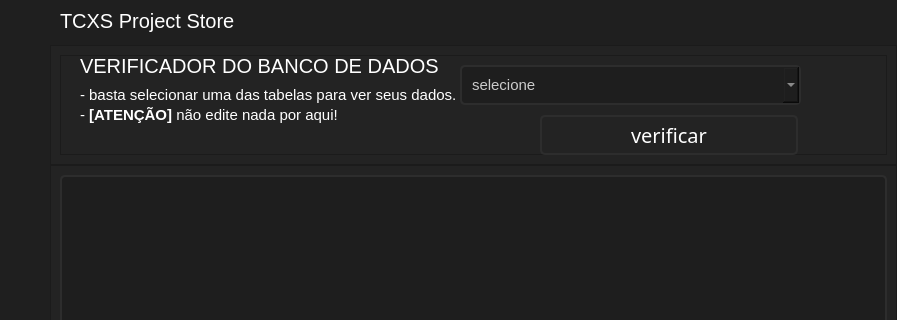
Before: the Qt Designer form mainwindow.ui in gorpo/TCXS-Project-Painel-Admin-PC, drawn with Qt 5; both pictures show x 0 to 897 and y 0 to 320 of the 897 by 710 pixel window.
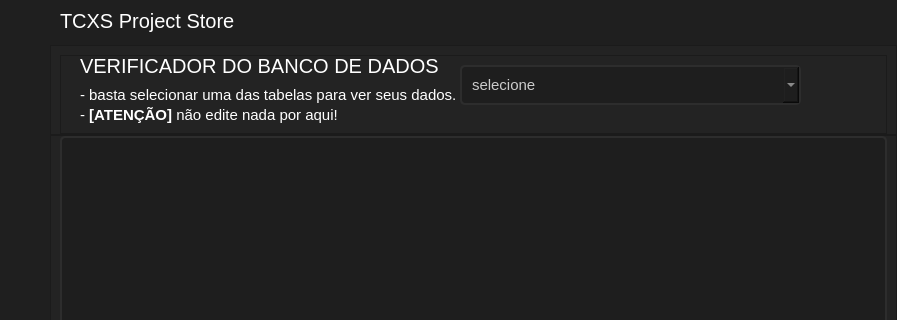
After: the same form once the commit is applied. The open tabs and pages were chosen to show the change. Icons and pictures are not drawn.

Diff of the .ui file:
```diff
--- a/mainwindow.ui
+++ b/mainwindow.ui
@@ -9614,7 +9614,7 @@
                 <property name="minimumSize">
                  <size>
                   <width>0</width>
-                  <height>120</height>
+                  <height>90</height>
                  </size>
                 </property>
                 <property name="frameShape">
@@ -9624,6 +9624,12 @@
                  <enum>QFrame::Raised</enum>
                 </property>
                 <layout class="QHBoxLayout" name="horizontalLayout_24">
+                 <property name="spacing">
+                  <number>0</number>
+                 </property>
+                 <property name="bottomMargin">
+                  <number>0</number>
+                 </property>
                  <item>
                   <widget class="QFrame" name="frame_67_databases">
                    <property name="frameShape">
@@ -9770,42 +9776,6 @@
                      </property>
                     </item>
                    </widget>
-                   <widget class="QPushButton" name="btn_verificar_databases">
-                    <property name="geometry">
-                     <rect>
-                      <x>480</x>
-                      <y>60</y>
-                      <width>258</width>
-                      <height>40</height>
-                     </rect>
-                    </property>
-                    <property name="minimumSize">
-                     <size>
-                      <width>0</width>
-                      <height>40</height>
-                     </size>
-                    </property>
-                    <property name="styleSheet">
-                     <string notr="true">QPushButton {
-	background-color:transparent;
-	background-repeat: no-repeat;
-	background-position: center;
-	border: 2px solid rgb(45,45,45);
-border-radius: 5px;
-	color: rgb(255, 255, 255);
-	font: 20px SegoeUIl, bold;
-}
-QPushButton:hover {
-	background-color: rgb(173,0,0);
-}
-QPushButton:pressed {
-	background-color: rgb(130,0,0);
-}</string>
-                    </property>
-                    <property name="text">
-                     <string>verificar</string>
-                    </property>
-                   </widget>
                   </widget>
                  </item>
                 </layout>
@@ -9820,6 +9790,15 @@
                  <enum>QFrame::Raised</enum>
                 </property>
                 <layout class="QVBoxLayout" name="verticalLayout_47">
+                 <property name="spacing">
+                  <number>0</number>
+                 </property>
+                 <property name="topMargin">
+                  <number>0</number>
+                 </property>
+                 <property name="bottomMargin">
+                  <number>0</number>
+                 </property>
                  <item>
                   <widget class="QTableView" name="tabela_dados_db_databases">
                    <property name="styleSheet">
```
Left out of the diff: 81 changed lines with no effect on the pictures.
